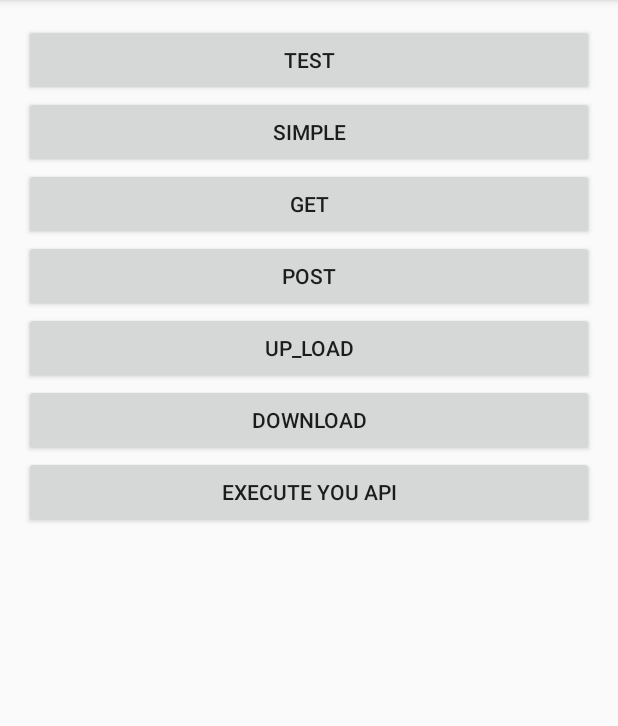
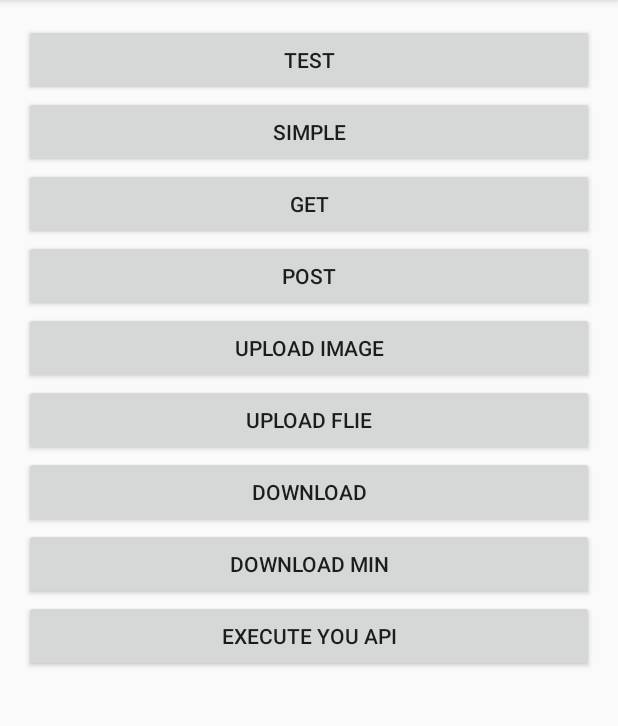
Before and after one commit to Tamicer/Novate, an Android app: the screen it shows after launch (ExempleActivity), on a phone screen of 412 x 824 dp, the part 84-810 px from its top. Run offline under Robolectric (Android 15) with nearby library versions, the phone set to English and light mode, and no system bars; 2 statements that could not run were skipped.

Commit message:
增加响应接口demo

```diff
--- a/exemple/build.gradle
+++ b/exemple/build.gradle
@@ -29,5 +29,5 @@ dependencies {
     compile 'com.android.support:appcompat-v7:23.1.0'
     //compile project(':novate')
 
-    compile 'com.tamic.novate:novate:1.0.0'
+    compile 'com.tamic.novate:novate:1.0.2'
 }
--- a/exemple/src/main/java/com/tamic/excemple/ExempleActivity.java
+++ b/exemple/src/main/java/com/tamic/excemple/ExempleActivity.java
@@ -29,9 +29,10 @@ import okhttp3.RequestBody;
 import okhttp3.ResponseBody;
 
 /**
- *  Created by Tamic on 2016-06-15.
+ * Created by Tamic on 2016-06-15.
  * {@link # https://github.com/NeglectedByBoss/Novate
- *  @link # http://blog.csdn.net/sk719887916
+ *
+ * @link # http://blog.csdn.net/sk719887916
  * }
  */
 public class ExempleActivity extends AppCompatActivity {
@@ -41,7 +42,8 @@ public class ExempleActivity extends AppCompatActivity {
     private Map<String, String> parameters = new HashMap<String, String>();
     private Map<String, String> headers = new HashMap<>();
 
-    private Button btn, btn_test, btn_get, btn_post, btn_download, btn_upload, btn_myApi;
+    private Button btn, btn_test, btn_get, btn_post, btn_download,
+            btn_download_Min, btn_upload, btn_uploadfile, btn_myApi;
 
     @Override
     protected void onCreate(Bundle savedInstanceState) {
@@ -54,6 +56,8 @@ public class ExempleActivity extends AppCompatActivity {
         btn_post = (Button) findViewById(R.id.bt_post);
         btn_download = (Button) findViewById(R.id.bt_download);
         btn_upload = (Button) findViewById(R.id.bt_upload);
+        btn_download_Min = (Button) findViewById(R.id.bt_download_min);
+        btn_uploadfile = (Button) findViewById(R.id.bt_uploadflie);
         btn_myApi = (Button) findViewById(R.id.bt_my_api);
 
         parameters.put("ip", "21.22.11.33");
@@ -122,16 +126,27 @@ public class ExempleActivity extends AppCompatActivity {
                 performDown();
             }
         });
+        btn_download_Min.setOnClickListener(new View.OnClickListener() {
+            @Override
+            public void onClick(View v) {
+                performDownMin();
+            }
+        });
 
         btn_upload.setOnClickListener(new View.OnClickListener() {
             @Override
             public void onClick(View v) {
-                performUpLoad();
+                performUpLoadImage();
             }
         });
 
+        btn_uploadfile.setOnClickListener(new View.OnClickListener() {
+            @Override
+            public void onClick(View v) {
+                performUpLoadFlie();
             }
-
+        });
+    }
 
 
     /**
@@ -320,6 +335,7 @@ public class ExempleActivity extends AppCompatActivity {
         novate = new Novate.Builder(this)
                 .addHeader(headers)
                 .connectTimeout(10)
+                .addCookie(false)
                 .baseUrl("http://lbs.sougu.net.cn/")
                 .addLog(true)
                 .build();
@@ -343,7 +359,10 @@ public class ExempleActivity extends AppCompatActivity {
     }
 
 
-    private void performUpLoad() {
+    /**
+     * upload
+     */
+    private void performUpLoadImage() {
 
         String mPath = "you File path ";
         String url = "";
@@ -359,11 +378,29 @@ public class ExempleActivity extends AppCompatActivity {
     }
 
     /**
-     * performDown
+     * upload
+     */
+    private void performUpLoadFlie() {
+
+        String mPath = "you File path ";
+        String url = "";
+        RequestBody requestFile =
+                RequestBody.create(MediaType.parse("image/jpg"), new File(mPath));
+
+        novate.upload(url, requestFile, new BaseSubscriber<ResponseBody>(ExempleActivity.this) {
+            @Override
+            public void onNext(ResponseBody responseBody) {
+
+            }
+        });
+    }
+
+    /**
+     * performDown file
+     * ex: apk , video...
      */
     private void performDown() {
         String downUrl = "http://apk.hiapk.com/web/api.do?qt=8051&id=723";
-
         novate.download(downUrl, new DownLoadCallBack() {
 
             @Override
@@ -398,4 +435,45 @@ public class ExempleActivity extends AppCompatActivity {
         });
     }
 
+    /**
+     * performDown small file
+     * ex: image txt
+     */
+    private void performDownMin() {
+
+        String downUrl = "http://img06.tooopen.com/images/20161022/tooopen_sy_182719487645.jpg";
+        novate.downloadMin(downUrl, new DownLoadCallBack() {
+
+            @Override
+            public void onStart() {
+                super.onStart();
+                Toast.makeText(ExempleActivity.this, "download is start", Toast.LENGTH_SHORT).show();
+                btn_download.setText("DownLoad cancel");
             }
+
+            @Override
+            public void onError(Throwable e) {
+
+            }
+
+            @Override
+            public void onCancel() {
+                super.onCancel();
+                btn_download.setText("DownLoad start");
+            }
+
+            @Override
+            public void onProgress(long fileSizeDownloaded) {
+                super.onProgress(fileSizeDownloaded);
+
+            }
+
+            @Override
+            public void onSucess(String path, String name, long fileSize) {
+                Toast.makeText(ExempleActivity.this, "download  onSucess", Toast.LENGTH_SHORT).show();
+                btn_download.setText("DownLoad start");
+            }
+        });
+    }
+
+}
--- a/exemple/src/main/res/layout/activity_exemple.xml
+++ b/exemple/src/main/res/layout/activity_exemple.xml
@@ -43,7 +43,14 @@
         android:id="@+id/bt_upload"
         android:layout_width="fill_parent"
         android:layout_height="wrap_content"
-        android:text="Up_Load"
+        android:text="UpLoad Image"
+        />
+
+    <Button
+        android:id="@+id/bt_uploadflie"
+        android:layout_width="fill_parent"
+        android:layout_height="wrap_content"
+        android:text="UpLoad Flie"
         />
 
     <Button
@@ -54,6 +61,12 @@
         />
 
     <Button
+        android:id="@+id/bt_download_min"
+        android:layout_width="fill_parent"
+        android:layout_height="wrap_content"
+        android:text="DownLoad Min"
+        />
+    <Button
         android:id="@+id/bt_my_api"
         android:layout_width="fill_parent"
         android:layout_height="wrap_content"
```
Lines whose indentation alone changed are shown as unchanged.
